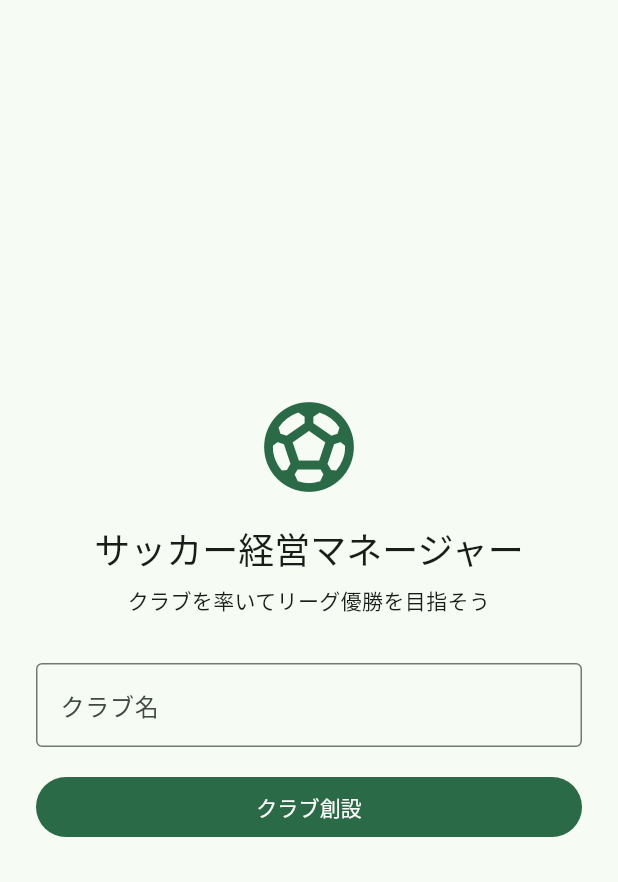
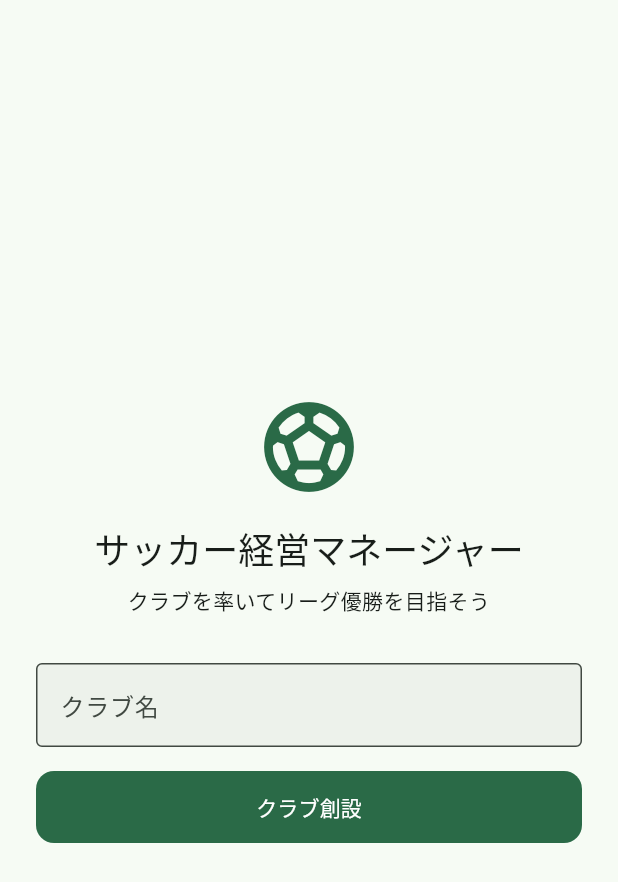
Before and after one commit to nami0817kk-arch/kabu-agari-ranking, a Flutter app: the screen it shows after launch, after a tap on "クラブ創設", on a phone screen of 412 x 824 dp. Shown: the top 882 px of the screen. Run offline on Flutter 3.47's test engine with Material 3 defaults, Android fonts, the phone set to English and light mode, and no system bars; our stand-ins replace shared_preferences; missing offline and left inert: flame.

Commit message:
Overhaul app-wide GUI: bottom navigation, dashboard, position colors
全体的なGUIを刷新。

- テーマ強化: Card/AppBar/NavigationBar/入力欄/ボタンの角丸・配色を
  ThemeDataで統一(main.dart)
- ボトムナビゲーション: MainShellを新設し、ホーム/スカッド/戦術/順位表を
  タブとして常時アクセス可能に(IndexedStackで状態保持)。StartScreen・
  MatchScreenの遷移先をMainShellへ変更
- ホーム画面のダッシュボード化: 順位・資金(週収支付き)・総合力・信頼度を
  アイコン付きの統計タイルでグリッド表示。トレーニング/移籍市場/ユース/
  クラブ経営をカード形式のクイックアクショングリッドに変更
- ポジション別カラー: GK=黄/DEF=青/MID=緑/ATT=赤で選手を色分けする
  PositionAvatarウィジェットを新設し、スカッド・スタメン編成・移籍市場・
  ユース・選手詳細のアバターに適用。スタメン選手は行全体をハイライト
- StatBar: 明示的な色指定がない場合、値に応じて自動で緑〜赤に色分け

Co-Authored-By: Claude Sonnet 5 <noreply@anthropic.com>
Claude-Session: https://claude.ai/code/session_01K7Xp7Lp4r1nwWj5jBVp4hq

```diff
--- a/soccer_manager/lib/main.dart
+++ b/soccer_manager/lib/main.dart
@@ -10,22 +10,64 @@ void main() {
 class SoccerManagerApp extends StatelessWidget {
   const SoccerManagerApp({super.key});
 
+  ThemeData _buildTheme(Brightness brightness) {
+    final base = ThemeData(
+      colorSchemeSeed: const Color(0xFF1B5E3C),
+      useMaterial3: true,
+      brightness: brightness,
+    );
+    return base.copyWith(
+      cardTheme: CardThemeData(
+        elevation: 0,
+        color: base.colorScheme.surfaceContainerHigh,
+        shape: RoundedRectangleBorder(borderRadius: BorderRadius.circular(16)),
+        margin: const EdgeInsets.only(bottom: 12),
+      ),
+      appBarTheme: AppBarTheme(
+        backgroundColor: base.colorScheme.surface,
+        foregroundColor: base.colorScheme.onSurface,
+        elevation: 0,
+        scrolledUnderElevation: 1,
+        centerTitle: false,
+      ),
+      navigationBarTheme: NavigationBarThemeData(
+        backgroundColor: base.colorScheme.surfaceContainer,
+        indicatorColor: base.colorScheme.primaryContainer,
+      ),
+      inputDecorationTheme: InputDecorationTheme(
+        border: OutlineInputBorder(borderRadius: BorderRadius.circular(12)),
+        filled: true,
+        fillColor: base.colorScheme.surfaceContainerHighest.withValues(alpha: 0.4),
+      ),
+      filledButtonTheme: FilledButtonThemeData(
+        style: FilledButton.styleFrom(
+          padding: const EdgeInsets.symmetric(vertical: 14),
+          shape: RoundedRectangleBorder(borderRadius: BorderRadius.circular(12)),
+        ),
+      ),
+      outlinedButtonTheme: OutlinedButtonThemeData(
+        style: OutlinedButton.styleFrom(
+          padding: const EdgeInsets.symmetric(vertical: 14),
+          shape: RoundedRectangleBorder(borderRadius: BorderRadius.circular(12)),
+        ),
+      ),
+      listTileTheme: ListTileThemeData(
+        shape: RoundedRectangleBorder(borderRadius: BorderRadius.circular(16)),
+      ),
+      chipTheme: base.chipTheme.copyWith(
+        shape: RoundedRectangleBorder(borderRadius: BorderRadius.circular(20)),
+      ),
+    );
+  }
+
   @override
   Widget build(BuildContext context) {
     return ChangeNotifierProvider(
       create: (_) => GameState()..init(),
       child: MaterialApp(
         title: 'サッカー経営マネージャー',
-        theme: ThemeData(
-          colorSchemeSeed: const Color(0xFF1B5E3C),
-          useMaterial3: true,
-          brightness: Brightness.light,
-        ),
-        darkTheme: ThemeData(
-          colorSchemeSeed: const Color(0xFF1B5E3C),
-          useMaterial3: true,
-          brightness: Brightness.dark,
-        ),
+        theme: _buildTheme(Brightness.light),
+        darkTheme: _buildTheme(Brightness.dark),
         home: const StartScreen(),
       ),
     );
--- a/soccer_manager/lib/screens/start_screen.dart
+++ b/soccer_manager/lib/screens/start_screen.dart
@@ -1,7 +1,7 @@
 import 'package:flutter/material.dart';
 import 'package:provider/provider.dart';
 import '../state/game_state.dart';
-import 'home_screen.dart';
+import 'main_shell.dart';
 
 class StartScreen extends StatefulWidget {
   const StartScreen({super.key});
@@ -50,7 +50,7 @@ class _StartScreenState extends State<StartScreen> {
                     width: double.infinity,
                     child: FilledButton(
                       onPressed: () => Navigator.of(context).pushReplacement(
-                        MaterialPageRoute(builder: (_) => const HomeScreen()),
+                        MaterialPageRoute(builder: (_) => const MainShell()),
                       ),
                       child: Text('続きから (${gameState.save!.clubName})'),
                     ),
@@ -94,7 +94,7 @@ class _StartScreenState extends State<StartScreen> {
     final gameState = context.read<GameState>();
     await gameState.startNewGame(name);
     if (context.mounted) {
-      Navigator.of(context).pushReplacement(MaterialPageRoute(builder: (_) => const HomeScreen()));
+      Navigator.of(context).pushReplacement(MaterialPageRoute(builder: (_) => const MainShell()));
     }
   }
 
--- a/soccer_manager/lib/screens/transfer_screen.dart
+++ b/soccer_manager/lib/screens/transfer_screen.dart
@@ -2,6 +2,7 @@ import 'package:flutter/material.dart';
 import 'package:provider/provider.dart';
 import '../models/player.dart';
 import '../state/game_state.dart';
+import '../widgets/position_colors.dart';
 
 class TransferScreen extends StatelessWidget {
   const TransferScreen({super.key});
@@ -41,7 +42,7 @@ class TransferScreen extends StatelessWidget {
                 return Card(
                   margin: const EdgeInsets.only(bottom: 8),
                   child: ListTile(
-                    leading: CircleAvatar(child: Text(p.position.label)),
+                    leading: PositionAvatar(position: p.position),
                     title: Text(p.name),
                     subtitle: Text('${p.age}歳 / 総合 ${p.overall} / 潜在 ${p.potential}'),
                     trailing: FilledButton(
--- a/soccer_manager/lib/screens/youth_screen.dart
+++ b/soccer_manager/lib/screens/youth_screen.dart
@@ -1,8 +1,8 @@
 import 'package:flutter/material.dart';
 import 'package:provider/provider.dart';
 import '../logic/scouting_engine.dart';
-import '../models/player.dart';
 import '../state/game_state.dart';
+import '../widgets/position_colors.dart';
 
 class YouthScreen extends StatelessWidget {
   const YouthScreen({super.key});
@@ -55,7 +55,7 @@ class YouthScreen extends StatelessWidget {
                       return Card(
                         margin: const EdgeInsets.only(bottom: 8),
                         child: ListTile(
-                          leading: CircleAvatar(child: Text(p.position.label)),
+                          leading: PositionAvatar(position: p.position),
                           title: Text(p.name),
                           subtitle: Text('${p.age}歳 / 総合 ${p.overall} / 潜在 ${p.potential}'),
                           trailing: Row(
```
Also changed, not shown: soccer_manager/lib/screens/home_screen.dart (+170 -71 lines), soccer_manager/lib/screens/lineup_screen.dart (+10 -5 lines), soccer_manager/lib/screens/main_shell.dart (added, +41 -0 lines), soccer_manager/lib/screens/player_detail_screen.dart (+12 -3 lines), soccer_manager/lib/screens/squad_screen.dart (+11 -6 lines), soccer_manager/lib/widgets/position_colors.dart (added, +40 -0 lines), soccer_manager/lib/widgets/stat_bar.dart (+12 -3 lines), 1 other file.
